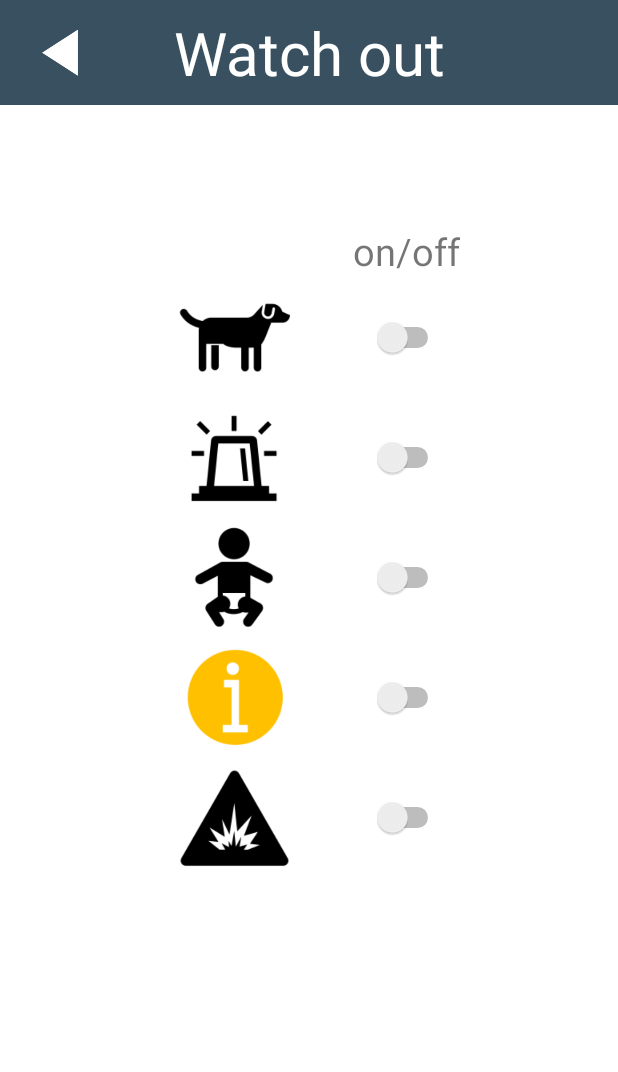
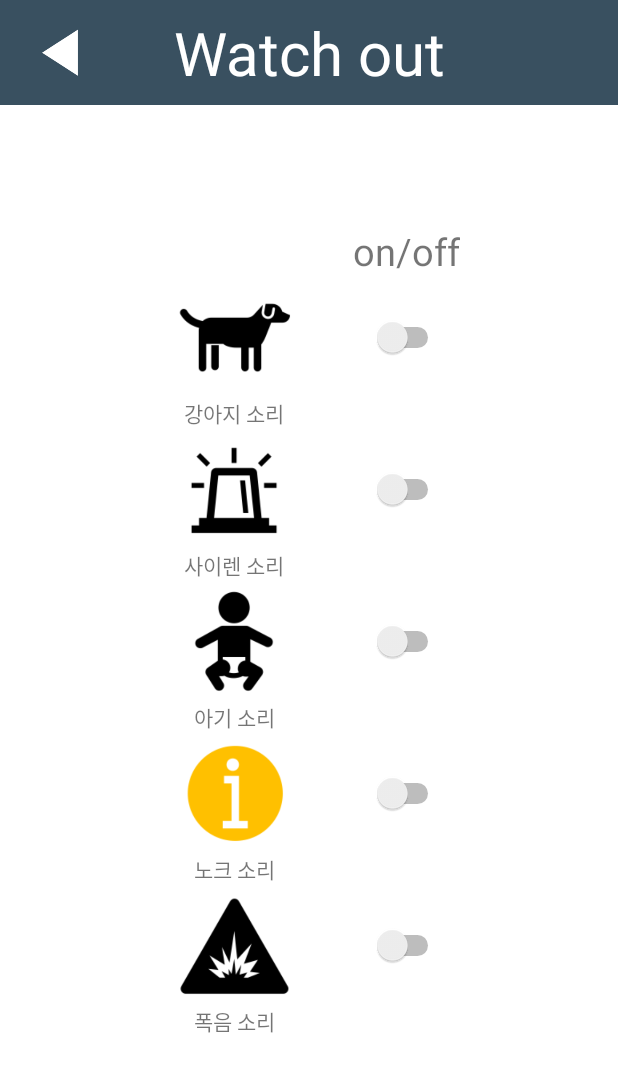
Before and after one commit to capstone2watchout/Capstone_App, an Android app: the layout activity_tooltip.xml on its own in the app's theme, with its tools: preview values and no code run, on a phone screen of 412 x 824 dp. Shown: the top 1072 px of the screen. Run offline under Robolectric (Android 15) with nearby library versions, the phone set to English and light mode, and no system bars.

Commit message:
Combined old project and new one.

```diff
--- /dev/null
+++ b/app/src/main/java/com/example/user/voice/SelectedListener.java
@@ -0,0 +1,5 @@
+package com.example.user.voice;
+
+public interface SelectedListener {
+    void isSelectSwitch(boolean isSelected);
+}
--- a/app/src/main/res/layout/activity_tooltip.xml
+++ b/app/src/main/res/layout/activity_tooltip.xml
@@ -59,6 +59,15 @@
         app:layout_constraintRight_toRightOf="parent"
         android:src="@drawable/dog" />
 
+    <TextView
+        android:id="@+id/dogTextView"
+        android:layout_width="wrap_content"
+        android:layout_height="wrap_content"
+        android:text="강아지 소리"
+        app:layout_constraintTop_toBottomOf="@id/dogImageView"
+        app:layout_constraintLeft_toLeftOf="@id/dogImageView"
+        app:layout_constraintRight_toRightOf="@id/dogImageView"/>
+
     <Switch
         android:id="@+id/dogSwitch"
         android:layout_width="50dp"
@@ -74,10 +83,19 @@
         android:layout_width="80dp"
         android:layout_height="80dp"
         android:layout_marginRight="100dp"
-        app:layout_constraintTop_toBottomOf="@id/dogImageView"
+        app:layout_constraintTop_toBottomOf="@id/dogTextView"
         app:layout_constraintLeft_toLeftOf="parent"
         app:layout_constraintRight_toRightOf="parent"
         android:src="@drawable/siren" />
+
+    <TextView
+        android:id="@+id/sirenTextView"
+        android:layout_width="wrap_content"
+        android:layout_height="wrap_content"
+        android:text="사이렌 소리"
+        app:layout_constraintTop_toBottomOf="@id/sirenImageView"
+        app:layout_constraintLeft_toLeftOf="@id/sirenImageView"
+        app:layout_constraintRight_toRightOf="@id/sirenImageView"/>
 
     <Switch
         android:id="@+id/sirenSwitch"
@@ -94,10 +112,19 @@
         android:layout_width="80dp"
         android:layout_height="80dp"
         android:layout_marginRight="100dp"
-        app:layout_constraintTop_toBottomOf="@id/sirenImageView"
+        app:layout_constraintTop_toBottomOf="@id/sirenTextView"
         app:layout_constraintLeft_toLeftOf="parent"
         app:layout_constraintRight_toRightOf="parent"
         android:src="@drawable/baby" />
+
+    <TextView
+        android:id="@+id/babyTextView"
+        android:layout_width="wrap_content"
+        android:layout_height="wrap_content"
+        android:text="아기 소리"
+        app:layout_constraintTop_toBottomOf="@id/babyImageView"
+        app:layout_constraintLeft_toLeftOf="@id/babyImageView"
+        app:layout_constraintRight_toRightOf="@id/babyImageView"/>
 
     <Switch
         android:id="@+id/babySwitch"
@@ -114,10 +141,19 @@
         android:layout_width="80dp"
         android:layout_height="80dp"
         android:layout_marginRight="100dp"
-        app:layout_constraintTop_toBottomOf="@id/babyImageView"
+        app:layout_constraintTop_toBottomOf="@id/babyTextView"
         app:layout_constraintLeft_toLeftOf="parent"
         app:layout_constraintRight_toRightOf="parent"
         android:src="@drawable/knock" />
+
+    <TextView
+        android:id="@+id/knockTextView"
+        android:layout_width="wrap_content"
+        android:layout_height="wrap_content"
+        android:text="노크 소리"
+        app:layout_constraintTop_toBottomOf="@id/knockImageView"
+        app:layout_constraintLeft_toLeftOf="@id/knockImageView"
+        app:layout_constraintRight_toRightOf="@id/knockImageView"/>
 
     <Switch
         android:id="@+id/knockSwitch"
@@ -134,10 +170,19 @@
         android:layout_width="80dp"
         android:layout_height="80dp"
         android:layout_marginRight="100dp"
-        app:layout_constraintTop_toBottomOf="@id/knockImageView"
+        app:layout_constraintTop_toBottomOf="@id/knockTextView"
         app:layout_constraintLeft_toLeftOf="parent"
         app:layout_constraintRight_toRightOf="parent"
         android:src="@drawable/impact" />
+
+    <TextView
+        android:id="@+id/impactTextView"
+        android:layout_width="wrap_content"
+        android:layout_height="wrap_content"
+        android:text="폭음 소리"
+        app:layout_constraintTop_toBottomOf="@id/impactImageView"
+        app:layout_constraintLeft_toLeftOf="@id/impactImageView"
+        app:layout_constraintRight_toRightOf="@id/impactImageView"/>
 
     <Switch
         android:id="@+id/impactSwitch"
```
Also changed, not shown: app/src/main/java/com/example/user/voice/MainActivity.java (+37 -27 lines), app/src/main/java/com/example/user/voice/ToolTipActivity.java (added, +38 -0 lines), app/src/main/res/layout/activity_main.xml (+10 -1 lines).
